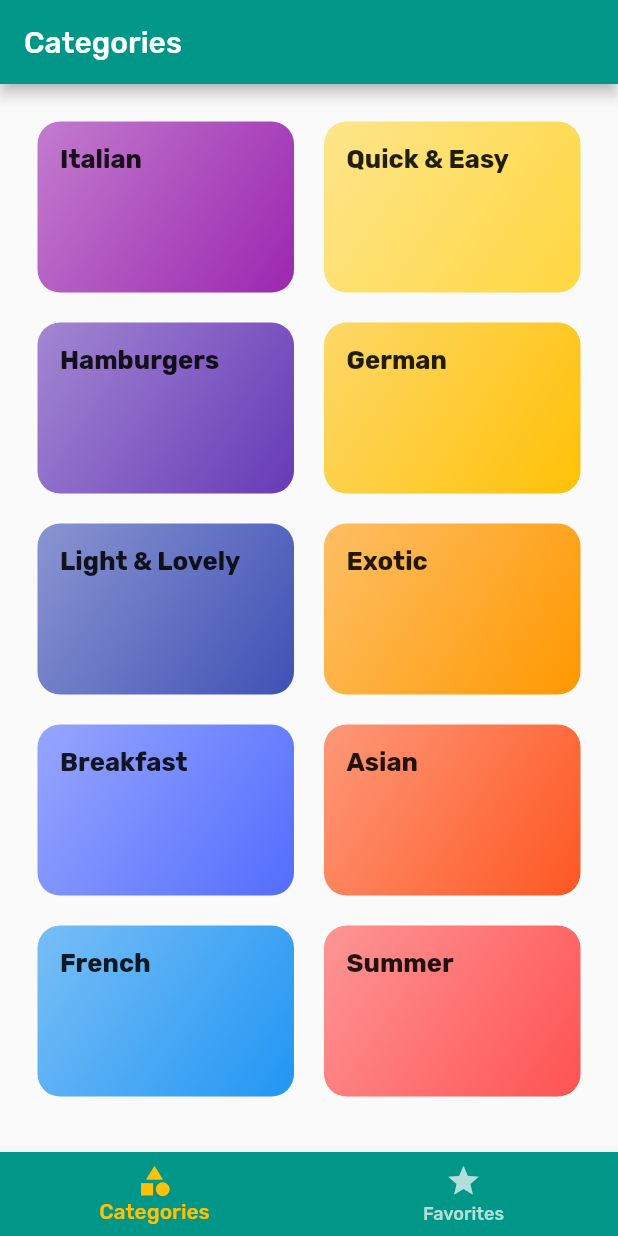
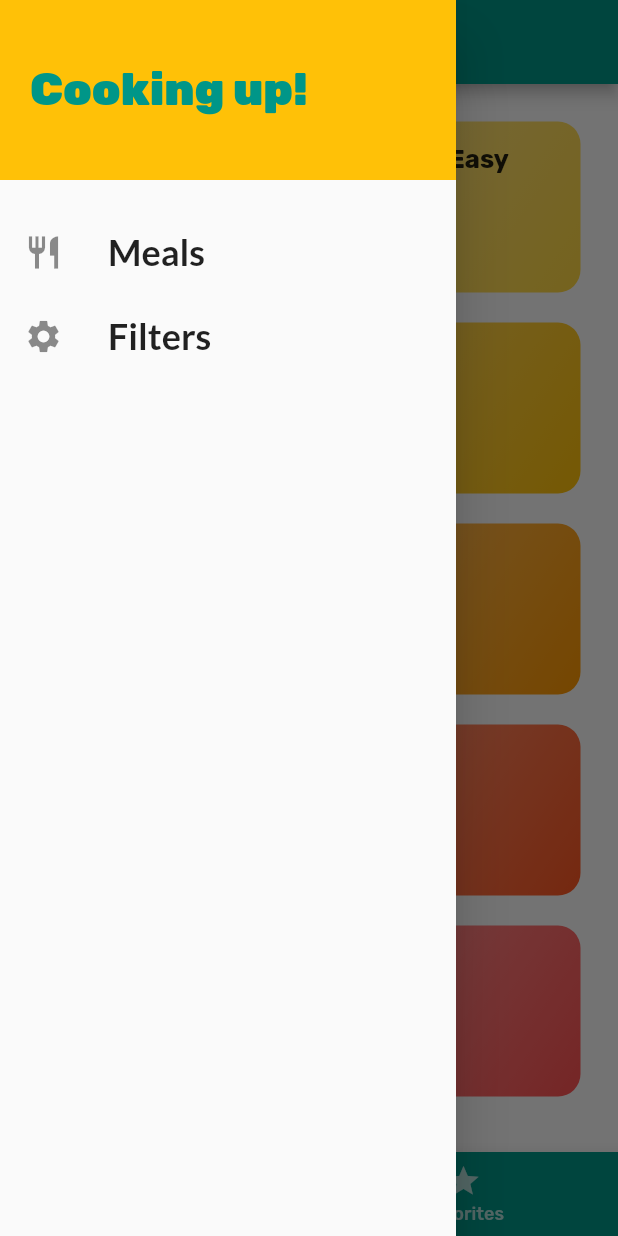
Before and after one commit to tr-stan/flutter_meals_app, a Flutter app: the screen it shows after launch, with the side drawer open (before the commit the screen has no drawer), on a phone screen of 412 x 824 dp. Run offline on Flutter 3.47's test engine with Material 2 defaults, Android fonts, the phone set to English and light mode, and no system bars.

Commit message:
creates drawer with two routes

```diff
--- a/lib/main.dart
+++ b/lib/main.dart
@@ -4,6 +4,7 @@ import './screens/categories_screen.dart';
 import './screens/category_meals_screen.dart';
 import './screens/meal_details_screen.dart';
 import './screens/tabs_screen.dart';
+import './screens/filters_screen.dart';
 
 void main() => runApp(MyApp());
 
@@ -34,6 +35,7 @@ class MyApp extends StatelessWidget {
         '/': (ctx) => TabsScreen(),
         CategoryMealsScreen.routeName: (ctx) => CategoryMealsScreen(),
         MealDetailsScreen.routeName: (ctx) => MealDetailsScreen(),
+        FiltersScreen.routeName: (ctx) => FiltersScreen(),
       },
       // sets default route destination for any navigation to a named route
       // that is not registered within the 'routes' table above
--- /dev/null
+++ b/lib/screens/filters_screen.dart
@@ -0,0 +1,11 @@
+import 'package:flutter/material.dart';
+
+class FiltersScreen extends StatelessWidget {
+  static const routeName = '/filters';
+  @override
+  Widget build(BuildContext context) {
+    return Center(
+      child: Text('Filters!'),
+    );
+  }
+}
--- a/lib/screens/tabs_screen.dart
+++ b/lib/screens/tabs_screen.dart
@@ -1,6 +1,7 @@
 import 'package:flutter/material.dart';
 import './categories_screen.dart';
 import './favorites_screen.dart';
+import '../widgets/main_drawer.dart';
 
 class TabsScreen extends StatefulWidget {
   @override
@@ -13,10 +14,12 @@ class _TabsScreenState extends State<TabsScreen> {
     {
       'page': CategoriesScreen(),
       'title': 'Categories',
+      // could add an 'actions' key here for buttons taps etc.
     },
     {
       'page': FavoritesScreen(),
       'title': 'Your Favorites',
+      // could add an 'actions' key here for buttons taps etc.
     },
   ];
 
@@ -35,6 +38,9 @@ class _TabsScreenState extends State<TabsScreen> {
     return Scaffold(
       appBar: AppBar(
         title: Text(_pages[_selectedPageIndex]['title']),
+      ),
+      drawer: SafeArea(
+        child: MainDrawer(),
       ),
       // output specific screen depending on index from _selectPage onTap method
       body: _pages[_selectedPageIndex]['page'],
--- /dev/null
+++ b/lib/widgets/main_drawer.dart
@@ -0,0 +1,55 @@
+import 'package:flutter/material.dart';
+import '../screens/filters_screen.dart';
+
+class MainDrawer extends StatelessWidget {
+  Widget buildListTile(String title, IconData icon, Function tapHandler) {
+    return ListTile(
+      leading: Icon(
+        icon,
+        size: 26,
+      ),
+      title: Text(
+        title,
+        style: TextStyle(
+          fontFamily: 'Lato',
+          fontSize: 24,
+          fontWeight: FontWeight.bold,
+        ),
+      ),
+      onTap: tapHandler,
+    );
+  }
+
+  @override
+  Widget build(BuildContext context) {
+    return Drawer(
+      child: Column(
+        children: <Widget>[
+          Container(
+            height: 120,
+            width: double.infinity,
+            padding: EdgeInsets.all(20),
+            alignment: Alignment.centerLeft,
+            color: Theme.of(context).accentColor,
+            child: Text(
+              'Cooking up!',
+              style: TextStyle(
+                  fontWeight: FontWeight.w900,
+                  fontSize: 30,
+                  color: Theme.of(context).primaryColor),
+            ),
+          ),
+          SizedBox(
+            height: 20,
+          ),
+          buildListTile('Meals', Icons.restaurant, () {
+            Navigator.of(context).pushNamed('/');
+          }),
+          buildListTile('Filters', Icons.settings, () {
+            Navigator.of(context).pushNamed(FiltersScreen.routeName);
+          }),
+        ],
+      ),
+    );
+  }
+}
```
Also changed, not shown: lib/screens/meal_details_screen.dart (indentation only).
